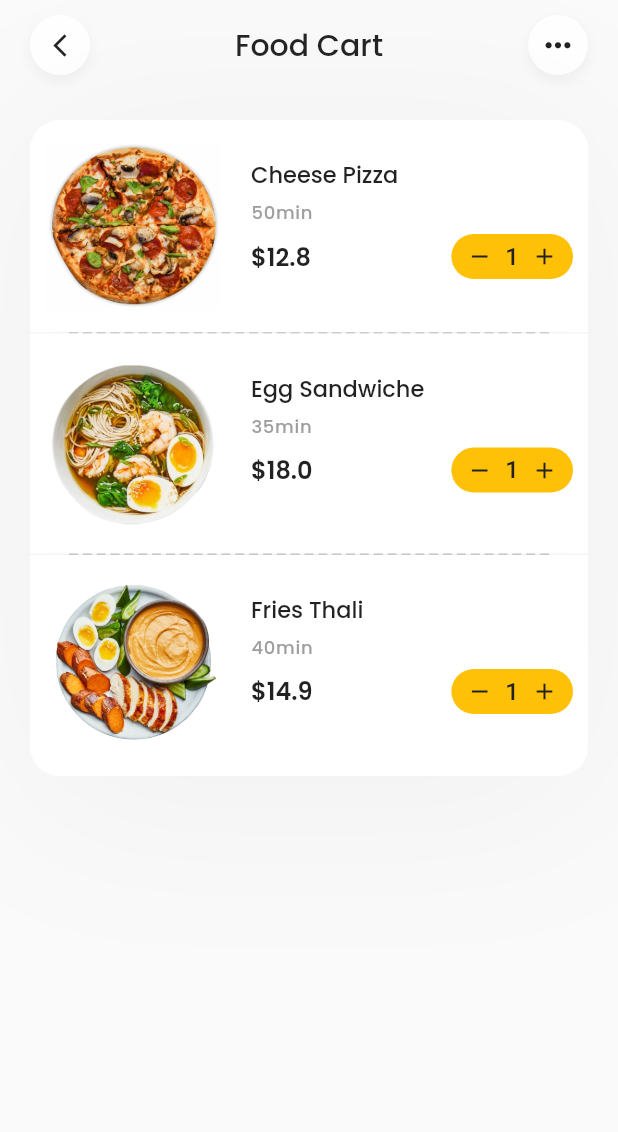
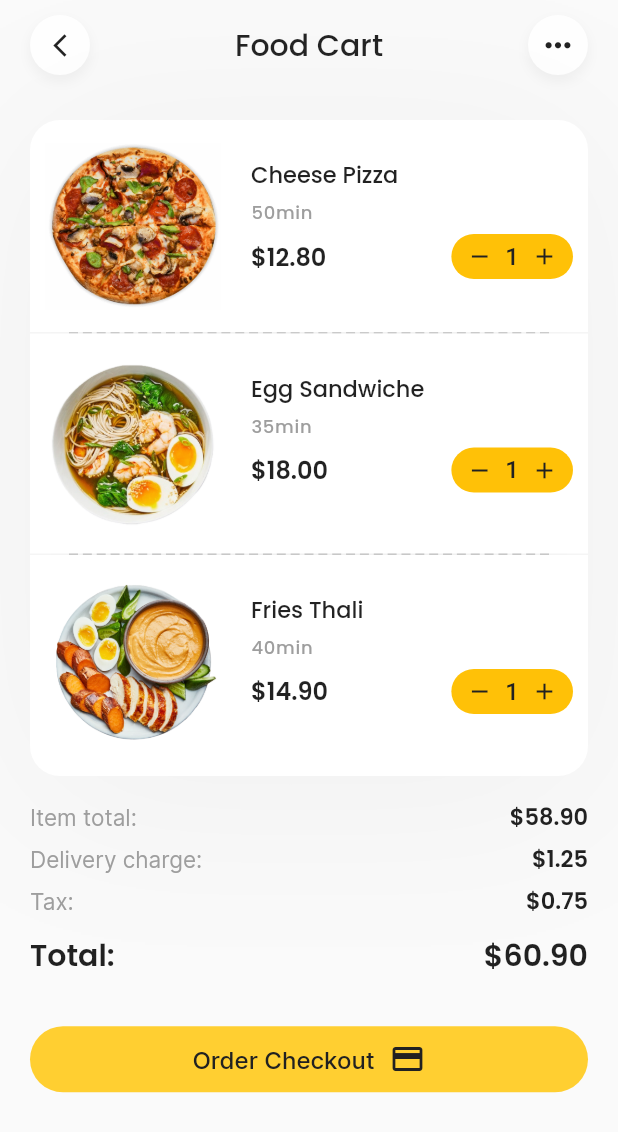
Before and after one commit to shahnewazrakib/iFood, a Flutter app: the Cart screen opened by its route, on a phone screen of 412 x 824 dp. Shown: the top 1132 px of the screen. Run offline on Flutter 3.47's test engine with Material 2 defaults, Android fonts, the light colour scheme and no system bars; drawn by our look-alikes of flutter_dash; our stand-ins replace google_maps_flutter.

Commit message:
completed the cart page part - 2

```diff
--- a/lib/screens/cart/cart_product.dart
+++ b/lib/screens/cart/cart_product.dart
@@ -1,7 +1,7 @@
 import "package:flutter/material.dart";
 import 'package:flutter_dash/flutter_dash.dart';
 
-class CartProduct extends StatelessWidget {
+class CartProduct extends StatefulWidget {
   final String? image;
   final String? name;
   final double? price;
@@ -19,6 +19,13 @@ class CartProduct extends StatelessWidget {
       this.bottomBorderRadius,
       this.hideBorder})
       : super(key: key);
+
+  @override
+  State<CartProduct> createState() => _CartProductState();
+}
+
+class _CartProductState extends State<CartProduct> {
+  int quantity = 1;
   @override
   Widget build(BuildContext context) {
     return Column(
@@ -28,20 +35,24 @@ class CartProduct extends StatelessWidget {
           decoration: BoxDecoration(
             color: Colors.white,
             borderRadius: BorderRadius.only(
-              topLeft:
-                  topBorderRadius! ? const Radius.circular(20) : Radius.zero,
-              topRight:
-                  topBorderRadius! ? const Radius.circular(20) : Radius.zero,
-              bottomLeft:
-                  bottomBorderRadius! ? const Radius.circular(20) : Radius.zero,
-              bottomRight:
-                  bottomBorderRadius! ? const Radius.circular(20) : Radius.zero,
+              topLeft: widget.topBorderRadius!
+                  ? const Radius.circular(20)
+                  : Radius.zero,
+              topRight: widget.topBorderRadius!
+                  ? const Radius.circular(20)
+                  : Radius.zero,
+              bottomLeft: widget.bottomBorderRadius!
+                  ? const Radius.circular(20)
+                  : Radius.zero,
+              bottomRight: widget.bottomBorderRadius!
+                  ? const Radius.circular(20)
+                  : Radius.zero,
             ),
           ),
           child: Row(crossAxisAlignment: CrossAxisAlignment.start, children: [
             Flexible(
               flex: 1,
-              child: Image.asset('$image'),
+              child: Image.asset('${widget.image}'),
             ),
             Flexible(
                 flex: 2,
@@ -51,7 +62,7 @@ class CartProduct extends StatelessWidget {
                     crossAxisAlignment: CrossAxisAlignment.start,
                     children: [
                       Text(
-                        '$name',
+                        '${widget.name}',
                         style: const TextStyle(
                             fontFamily: 'Poppins',
                             fontWeight: FontWeight.w500,
@@ -61,7 +72,7 @@ class CartProduct extends StatelessWidget {
                         height: 5,
                       ),
                       Text(
-                        '$deliveryTime',
+                        '${widget.deliveryTime}',
                         style: const TextStyle(
                             fontFamily: 'Poppins',
                             fontWeight: FontWeight.w500,
@@ -76,7 +87,7 @@ class CartProduct extends StatelessWidget {
                         mainAxisAlignment: MainAxisAlignment.spaceBetween,
                         children: [
                           Text(
-                            '\$$price',
+                            '\$${(widget.price! * quantity).toStringAsFixed(2)}',
                             style: const TextStyle(
                                 fontFamily: 'Poppins',
                                 fontWeight: FontWeight.w600,
@@ -98,21 +109,37 @@ class CartProduct extends StatelessWidget {
                               child: Row(
                                 mainAxisSize: MainAxisSize.min,
                                 children: [
-                                  Icon(
+                                  GestureDetector(
+                                    onTap: () {
+                                      setState(() {
+                                        if (quantity > 1) {
+                                          quantity--;
+                                        }
+                                      });
+                                    },
+                                    child: Icon(
                                       Icons.remove,
                                       size: 18,
                                       color: Colors.grey.shade900,
                                     ),
+                                  ),
                                   const SizedBox(width: 8),
-                                  Text('1',
+                                  Text('$quantity',
                                       style: TextStyle(
                                           fontSize: 16,
                                           color: Colors.grey.shade900)),
                                   const SizedBox(width: 8),
-                                  Icon(
+                                  GestureDetector(
+                                    onTap: () {
+                                      setState(() {
+                                        quantity++;
+                                      });
+                                    },
+                                    child: Icon(
                                       Icons.add,
                                       size: 18,
                                       color: Colors.grey.shade900,
+                                    ),
                                   ),
                                 ],
                               ),
@@ -126,7 +153,7 @@ class CartProduct extends StatelessWidget {
           ]),
         ),
         Visibility(
-          visible: !hideBorder!,
+          visible: !widget.hideBorder!,
           child: const Dash(
             length: 320,
             dashColor: Color.fromARGB(255, 199, 199, 199),
--- a/lib/screens/cart/cart_screen.dart
+++ b/lib/screens/cart/cart_screen.dart
@@ -2,6 +2,7 @@ import "package:flutter/material.dart";
 import "package:ifood/screens/cart/cart_product.dart";
 import "package:ifood/screens/cart/cart_top_bar.dart";
 import "package:ifood/models/product_modal.dart";
+import "package:ifood/screens/cart/cart_total.dart";
 
 class Cart extends StatelessWidget {
   const Cart({super.key});
@@ -43,7 +44,8 @@ class Cart extends StatelessWidget {
                 );
               },
             ),
-          )
+          ),
+          CartTotal()
         ]),
       )),
     );
--- /dev/null
+++ b/lib/screens/cart/cart_total.dart
@@ -0,0 +1,109 @@
+import 'package:flutter/material.dart';
+
+class CartTotal extends StatelessWidget {
+  // CartTotal({super.key});
+
+  final TextStyle textStyle = TextStyle(
+      fontFamily: 'Inter', fontSize: 15.0, color: Colors.grey.shade500);
+  final TextStyle priceStyle = TextStyle(
+      fontFamily: 'Poppins',
+      fontWeight: FontWeight.w600,
+      fontSize: 15.0,
+      color: Colors.grey.shade900);
+  @override
+  Widget build(BuildContext context) {
+    return Column(
+      children: [
+        Row(
+          mainAxisAlignment: MainAxisAlignment.spaceBetween,
+          children: [
+            Text(
+              'Item total:',
+              style: textStyle,
+            ),
+            Text('\$58.90', style: priceStyle)
+          ],
+        ),
+        const SizedBox(
+          height: 5,
+        ),
+        Row(
+          mainAxisAlignment: MainAxisAlignment.spaceBetween,
+          children: [
+            Text(
+              'Delivery charge:',
+              style: textStyle,
+            ),
+            Text('\$1.25', style: priceStyle)
+          ],
+        ),
+        const SizedBox(
+          height: 5,
+        ),
+        Row(
+          mainAxisAlignment: MainAxisAlignment.spaceBetween,
+          children: [
+            Text(
+              'Tax:',
+              style: textStyle,
+            ),
+            Text('\$0.75', style: priceStyle)
+          ],
+        ),
+        const SizedBox(
+          height: 10,
+        ),
+        Row(
+          mainAxisAlignment: MainAxisAlignment.spaceBetween,
+          children: const [
+            Text(
+              'Total:',
+              style: TextStyle(
+                  fontFamily: 'Poppins',
+                  fontWeight: FontWeight.w700,
+                  fontSize: 20),
+            ),
+            Text(
+              '\$60.90',
+              style: TextStyle(
+                  fontFamily: 'Poppins',
+                  fontWeight: FontWeight.w700,
+                  fontSize: 20),
+            )
+          ],
+        ),
+        const SizedBox(
+          height: 30.0,
+        ),
+        ElevatedButton(
+            style: ElevatedButton.styleFrom(
+                elevation: 0,
+                backgroundColor: Color.fromARGB(255, 255, 207, 49),
+                shape: RoundedRectangleBorder(
+                    borderRadius: BorderRadius.circular(100)),
+                padding: const EdgeInsets.symmetric(vertical: 10.0)),
+            onPressed: () {},
+            child: Row(
+              mainAxisAlignment: MainAxisAlignment.center,
+              children: [
+                Text(
+                  'Order Checkout',
+                  style: TextStyle(
+                      fontFamily: 'Inter',
+                      fontSize: 16,
+                      fontWeight: FontWeight.w500,
+                      color: Colors.grey.shade900),
+                ),
+                const SizedBox(
+                  width: 10.0,
+                ),
+                Icon(
+                  Icons.payment,
+                  color: Colors.grey.shade900,
+                )
+              ],
+            ))
+      ],
+    );
+  }
+}
```
Lines whose indentation alone changed are shown as unchanged.
